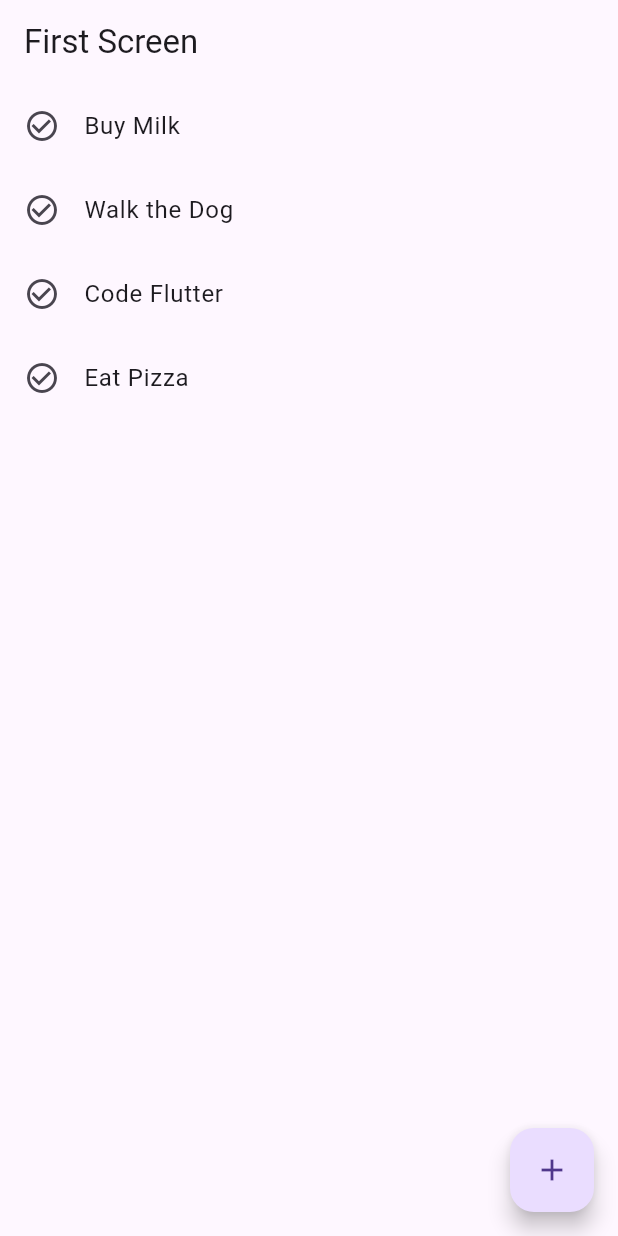
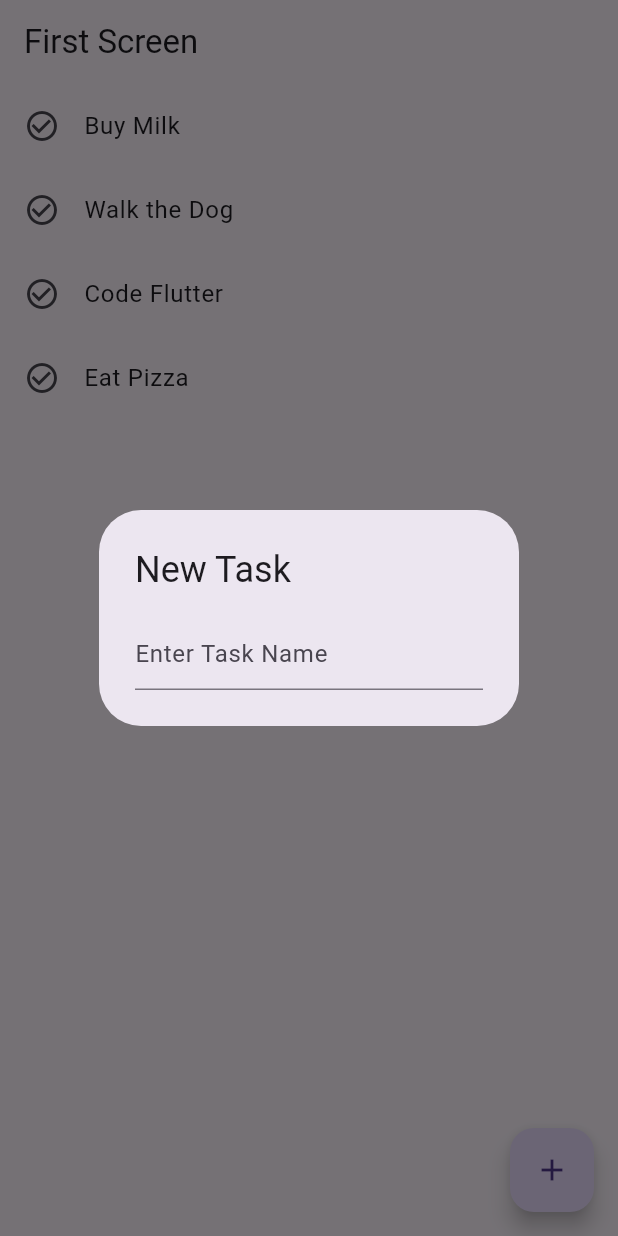
Before and after one commit to Syipmong/Learning_paths, a Flutter app: the screen it shows after launch, after a tap on the "add" icon, on a phone screen of 412 x 824 dp. Run offline on Flutter 3.47's test engine with Material 3 defaults, Android fonts, the phone set to English and light mode, and no system bars.

Commit message:
Add task input dialog to FirstScreen with TextField for new tasks

```diff
--- a/myapp/lib/main.dart
+++ b/myapp/lib/main.dart
@@ -21,6 +21,7 @@ class FirstScreen extends StatefulWidget {
 }
 
 class _FirstScreenState extends State<FirstScreen> {
+  final TextEditingController _taskController = TextEditingController();
   final List<String> tasks = [
     "Buy Milk",
     "Walk the Dog",
@@ -47,7 +48,15 @@ class _FirstScreenState extends State<FirstScreen> {
       ),
       floatingActionButton: FloatingActionButton(
         onPressed: () {
-          print("Add Button Clicked!");
+          showDialog(context: context, builder: (context) => AlertDialog(
+            title: Text("New Task"),
+            content: TextField(
+              controller: _taskController,
+              decoration: InputDecoration(
+                hintText: "Enter Task Name"
+              ),
+            ),
+          ),);
         },
         child: Icon(Icons.add),
       ),
```
